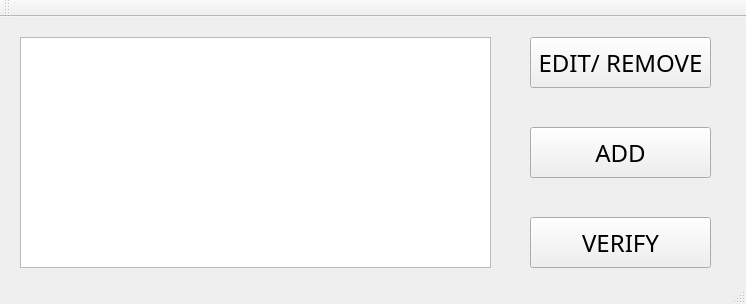
This is main/mainwindow.ui in sushantpaudel/major-project as Qt 5 draws it before an edit. The edited form follows.
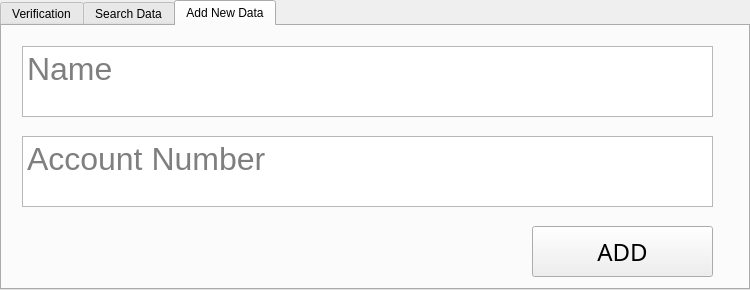
This is the edited form. The open tabs and pages were chosen to show the change.

Commit message: Layout finished | Adding Image on the view port using Button

Diff of the .ui file:
```diff
--- a/main/mainwindow.ui
+++ b/main/mainwindow.ui
@@ -6,55 +6,100 @@
    <rect>
     <x>0</x>
     <y>0</y>
-    <width>746</width>
-    <height>304</height>
+    <width>750</width>
+    <height>290</height>
    </rect>
   </property>
+  <property name="minimumSize">
+   <size>
+    <width>750</width>
+    <height>290</height>
+   </size>
+  </property>
+  <property name="maximumSize">
+   <size>
+    <width>750</width>
+    <height>290</height>
+   </size>
+  </property>
   <property name="windowTitle">
    <string>MainWindow</string>
   </property>
   <widget class="QWidget" name="centralWidget">
+   <widget class="QTabWidget" name="tabWidget">
+    <property name="geometry">
+     <rect>
+      <x>0</x>
+      <y>0</y>
+      <width>750</width>
+      <height>290</height>
+     </rect>
+    </property>
+    <property name="sizePolicy">
+     <sizepolicy hsizetype="Fixed" vsizetype="Fixed">
+      <horstretch>0</horstretch>
+      <verstretch>0</verstretch>
+     </sizepolicy>
+    </property>
+    <property name="currentIndex">
+     <number>0</number>
+    </property>
+    <widget class="QWidget" name="verficationTab">
+     <attribute name="title">
+      <string>Verification</string>
+     </attribute>
    <widget class="QGraphicsView" name="imageViewSignature">
     <property name="geometry">
      <rect>
       <x>20</x>
-      <y>20</y>
+        <y>10</y>
       <width>471</width>
       <height>231</height>
      </rect>
     </property>
-   </widget>
-   <widget class="QPushButton" name="buttonAdd">
-    <property name="geometry">
-     <rect>
-      <x>530</x>
-      <y>110</y>
-      <width>181</width>
-      <height>51</height>
-     </rect>
-    </property>
-    <property name="font">
-     <font>
-      <family>Tw Cen MT</family>
-      <pointsize>18</pointsize>
-     </font>
-    </property>
-    <property name="cursor">
-     <cursorShape>PointingHandCursor</cursorShape>
-    </property>
-    <property name="text">
-     <string>ADD</string>
+      <property name="sizePolicy">
+       <sizepolicy hsizetype="Fixed" vsizetype="Expanding">
+        <horstretch>0</horstretch>
+        <verstretch>0</verstretch>
+       </sizepolicy>
+      </property>
+      <property name="whatsThis">
+       <string>Click to add image for verification</string>
+      </property>
+      <property name="layoutDirection">
+       <enum>Qt::LeftToRight</enum>
+      </property>
+      <property name="frameShape">
+       <enum>QFrame::StyledPanel</enum>
+      </property>
+      <property name="frameShadow">
+       <enum>QFrame::Sunken</enum>
+      </property>
+      <property name="dragMode">
+       <enum>QGraphicsView::ScrollHandDrag</enum>
+      </property>
+      <property name="resizeAnchor">
+       <enum>QGraphicsView::AnchorViewCenter</enum>
+      </property>
+      <property name="viewportUpdateMode">
+       <enum>QGraphicsView::FullViewportUpdate</enum>
     </property>
    </widget>
    <widget class="QPushButton" name="buttonVerify">
     <property name="geometry">
      <rect>
       <x>530</x>
-      <y>200</y>
+        <y>190</y>
       <width>181</width>
       <height>51</height>
      </rect>
     </property>
+      <property name="sizePolicy">
+       <sizepolicy hsizetype="Fixed" vsizetype="Fixed">
+        <horstretch>0</horstretch>
+        <verstretch>0</verstretch>
+       </sizepolicy>
+      </property>
     <property name="font">
      <font>
       <family>Tw Cen MT</family>
@@ -71,15 +116,153 @@
      <string>VERIFY</string>
     </property>
    </widget>
-   <widget class="QPushButton" name="buttonEditRemove">
+     <widget class="QPushButton" name="buttonAdd">
     <property name="geometry">
      <rect>
       <x>530</x>
+        <y>100</y>
+        <width>181</width>
+        <height>51</height>
+       </rect>
+      </property>
+      <property name="sizePolicy">
+       <sizepolicy hsizetype="Fixed" vsizetype="Fixed">
+        <horstretch>0</horstretch>
+        <verstretch>0</verstretch>
+       </sizepolicy>
+      </property>
+      <property name="font">
+       <font>
+        <family>Tw Cen MT</family>
+        <pointsize>18</pointsize>
+       </font>
+      </property>
+      <property name="cursor">
+       <cursorShape>PointingHandCursor</cursorShape>
+      </property>
+      <property name="text">
+       <string>ADD Signature</string>
+      </property>
+     </widget>
+    </widget>
+    <widget class="QWidget" name="searchingTab">
+     <attribute name="title">
+      <string>Search Data</string>
+     </attribute>
+     <widget class="QPushButton" name="buttonEditRemoveData">
+      <property name="geometry">
+       <rect>
+        <x>530</x>
+        <y>170</y>
+        <width>181</width>
+        <height>51</height>
+       </rect>
+      </property>
+      <property name="font">
+       <font>
+        <family>Tw Cen MT</family>
+        <pointsize>18</pointsize>
+       </font>
+      </property>
+      <property name="cursor">
+       <cursorShape>BusyCursor</cursorShape>
+      </property>
+      <property name="mouseTracking">
+       <bool>true</bool>
+      </property>
+      <property name="text">
+       <string>SEARCH</string>
+      </property>
+     </widget>
+     <widget class="QTextEdit" name="textEdit">
+      <property name="geometry">
+       <rect>
+        <x>20</x>
+        <y>80</y>
+        <width>691</width>
+        <height>71</height>
+       </rect>
+      </property>
+      <property name="sizePolicy">
+       <sizepolicy hsizetype="Fixed" vsizetype="Fixed">
+        <horstretch>0</horstretch>
+        <verstretch>0</verstretch>
+       </sizepolicy>
+      </property>
+      <property name="font">
+       <font>
+        <pointsize>24</pointsize>
+       </font>
+      </property>
+      <property name="inputMethodHints">
+       <set>Qt::ImhUppercaseOnly</set>
+      </property>
+      <property name="horizontalScrollBarPolicy">
+       <enum>Qt::ScrollBarAlwaysOff</enum>
+      </property>
+      <property name="placeholderText">
+       <string>Account Number</string>
+      </property>
+     </widget>
+    </widget>
+    <widget class="QWidget" name="addNewData">
+     <attribute name="title">
+      <string>Add New Data</string>
+     </attribute>
+     <widget class="QTextEdit" name="textEditName">
+      <property name="geometry">
+       <rect>
+        <x>20</x>
       <y>20</y>
+        <width>691</width>
+        <height>71</height>
+       </rect>
+      </property>
+      <property name="sizePolicy">
+       <sizepolicy hsizetype="Fixed" vsizetype="Fixed">
+        <horstretch>0</horstretch>
+        <verstretch>0</verstretch>
+       </sizepolicy>
+      </property>
+      <property name="font">
+       <font>
+        <pointsize>24</pointsize>
+       </font>
+      </property>
+      <property name="toolTip">
+       <string/>
+      </property>
+      <property name="statusTip">
+       <string/>
+      </property>
+      <property name="whatsThis">
+       <string/>
+      </property>
+      <property name="accessibleName">
+       <string/>
+      </property>
+      <property name="documentTitle">
+       <string>Name</string>
+      </property>
+      <property name="placeholderText">
+       <string>Name</string>
+      </property>
+     </widget>
+     <widget class="QPushButton" name="buttonAddNewData">
+      <property name="geometry">
+       <rect>
+        <x>530</x>
+        <y>200</y>
       <width>181</width>
       <height>51</height>
      </rect>
     </property>
+      <property name="sizePolicy">
+       <sizepolicy hsizetype="Fixed" vsizetype="Fixed">
+        <horstretch>0</horstretch>
+        <verstretch>0</verstretch>
+       </sizepolicy>
+      </property>
     <property name="font">
      <font>
       <family>Tw Cen MT</family>
@@ -93,21 +276,35 @@
      <bool>true</bool>
     </property>
     <property name="text">
-     <string>EDIT/ REMOVE</string>
-    </property>
-   </widget>
-  </widget>
-  <widget class="QStatusBar" name="statusBar"/>
-  <widget class="QToolBar" name="mainToolBar">
-   <property name="autoFillBackground">
-    <bool>false</bool>
-   </property>
-   <attribute name="toolBarArea">
-    <enum>TopToolBarArea</enum>
-   </attribute>
-   <attribute name="toolBarBreak">
-    <bool>true</bool>
-   </attribute>
+       <string>ADD</string>
+      </property>
+     </widget>
+     <widget class="QTextEdit" name="textEditAccountNo">
+      <property name="geometry">
+       <rect>
+        <x>20</x>
+        <y>110</y>
+        <width>691</width>
+        <height>71</height>
+       </rect>
+      </property>
+      <property name="sizePolicy">
+       <sizepolicy hsizetype="Fixed" vsizetype="Fixed">
+        <horstretch>0</horstretch>
+        <verstretch>0</verstretch>
+       </sizepolicy>
+      </property>
+      <property name="font">
+       <font>
+        <pointsize>24</pointsize>
+       </font>
+      </property>
+      <property name="placeholderText">
+       <string>Account Number</string>
+      </property>
+     </widget>
+    </widget>
+   </widget>
   </widget>
  </widget>
  <layoutdefault spacing="6" margin="11"/>
```
Left out of the diff: 2 changed lines with no effect on the pictures. Lines whose indentation alone changed are shown as unchanged. The commit also changes 4 other files.
